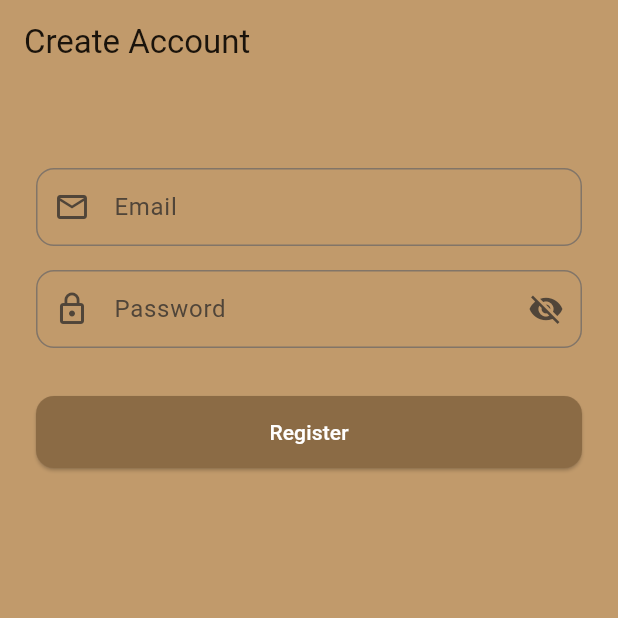
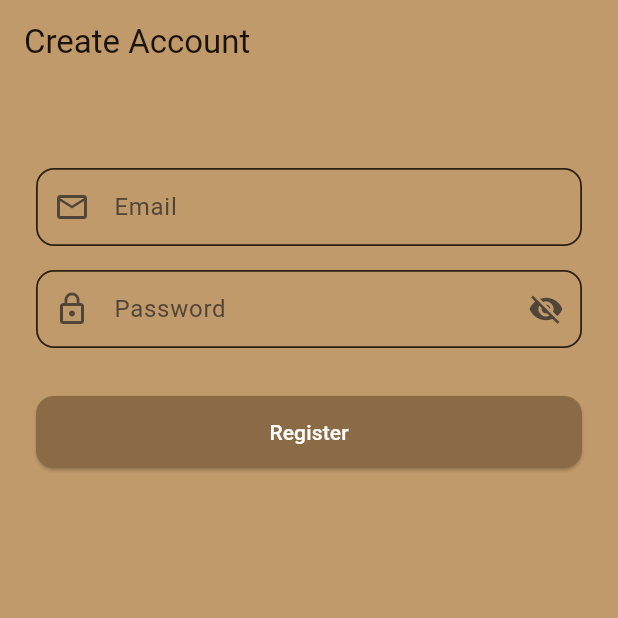
Before and after one commit to MustafaElayyan/Roommater, a Flutter app: the RegisterScreen screen opened by its route, on a phone screen of 412 x 824 dp, the top half of it. Run offline on Flutter 3.47's test engine with Material 3 defaults, Android fonts, the phone set to English and light mode, and no system bars; our stand-ins replace cloud_firestore, firebase_auth, firebase_core, firebase_storage, flutter_riverpod, go_router; accounts and stored records are empty.

Commit message:
Keep auth input borders visible across field states
Co-authored-by: MustafaElayyan <165664089+MustafaElayyan@users.noreply.github.com>

```diff
--- a/lib/core/theme/app_theme.dart
+++ b/lib/core/theme/app_theme.dart
@@ -33,11 +33,50 @@ abstract final class AppTheme {
             ),
           ),
         ),
-        inputDecorationTheme: const InputDecorationTheme(
-          border: OutlineInputBorder(
+        inputDecorationTheme: InputDecorationTheme(
+          border: const OutlineInputBorder(
             borderRadius: BorderRadius.all(Radius.circular(12)),
+            borderSide: BorderSide(
+              color: AppColors.textPrimary,
+              width: 1.2,
+            ),
           ),
-          contentPadding: EdgeInsets.symmetric(horizontal: 16, vertical: 14),
+          enabledBorder: const OutlineInputBorder(
+            borderRadius: BorderRadius.all(Radius.circular(12)),
+            borderSide: BorderSide(
+              color: AppColors.textPrimary,
+              width: 1.2,
+            ),
+          ),
+          focusedBorder: const OutlineInputBorder(
+            borderRadius: BorderRadius.all(Radius.circular(12)),
+            borderSide: BorderSide(
+              color: AppColors.primaryDark,
+              width: 2,
+            ),
+          ),
+          errorBorder: const OutlineInputBorder(
+            borderRadius: BorderRadius.all(Radius.circular(12)),
+            borderSide: BorderSide(
+              color: AppColors.error,
+              width: 1.5,
+            ),
+          ),
+          focusedErrorBorder: const OutlineInputBorder(
+            borderRadius: BorderRadius.all(Radius.circular(12)),
+            borderSide: BorderSide(
+              color: AppColors.error,
+              width: 2,
+            ),
+          ),
+          disabledBorder: const OutlineInputBorder(
+            borderRadius: BorderRadius.all(Radius.circular(12)),
+            borderSide: BorderSide(
+              color: Color(0x994D3924),
+              width: 1.2,
+            ),
+          ),
+          contentPadding: const EdgeInsets.symmetric(horizontal: 16, vertical: 14),
         ),
       );
 
@@ -67,11 +106,50 @@ abstract final class AppTheme {
             ),
           ),
         ),
-        inputDecorationTheme: const InputDecorationTheme(
-          border: OutlineInputBorder(
+        inputDecorationTheme: InputDecorationTheme(
+          border: const OutlineInputBorder(
             borderRadius: BorderRadius.all(Radius.circular(12)),
+            borderSide: BorderSide(
+              color: Colors.white,
+              width: 1.2,
+            ),
           ),
-          contentPadding: EdgeInsets.symmetric(horizontal: 16, vertical: 14),
+          enabledBorder: const OutlineInputBorder(
+            borderRadius: BorderRadius.all(Radius.circular(12)),
+            borderSide: BorderSide(
+              color: Colors.white,
+              width: 1.2,
+            ),
+          ),
+          focusedBorder: const OutlineInputBorder(
+            borderRadius: BorderRadius.all(Radius.circular(12)),
+            borderSide: BorderSide(
+              color: AppColors.primaryLight,
+              width: 2,
+            ),
+          ),
+          errorBorder: const OutlineInputBorder(
+            borderRadius: BorderRadius.all(Radius.circular(12)),
+            borderSide: BorderSide(
+              color: AppColors.error,
+              width: 1.5,
+            ),
+          ),
+          focusedErrorBorder: const OutlineInputBorder(
+            borderRadius: BorderRadius.all(Radius.circular(12)),
+            borderSide: BorderSide(
+              color: AppColors.error,
+              width: 2,
+            ),
+          ),
+          disabledBorder: const OutlineInputBorder(
+            borderRadius: BorderRadius.all(Radius.circular(12)),
+            borderSide: BorderSide(
+              color: Color(0x99FFFFFF),
+              width: 1.2,
+            ),
+          ),
+          contentPadding: const EdgeInsets.symmetric(horizontal: 16, vertical: 14),
         ),
       );
 }
```
Also changed, not shown: 1 other file.
